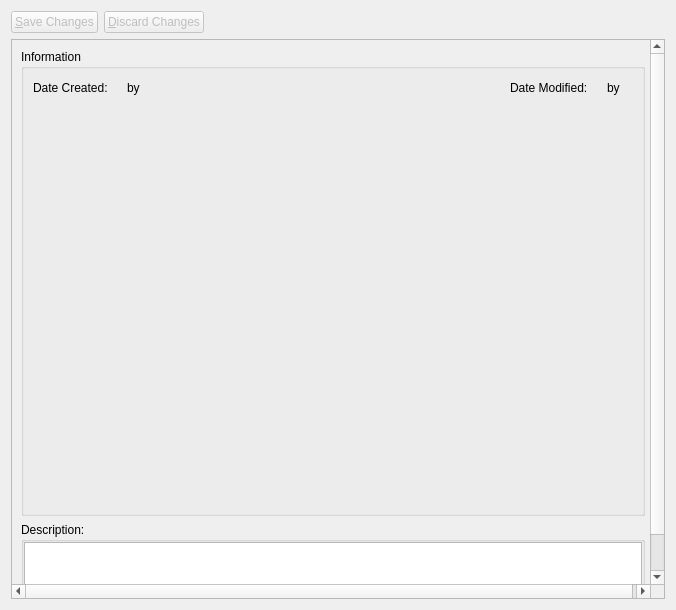
The window that client/src/details/detailswidget.ui (KDAB/FatCRM) describes before a commit, drawn with Qt 5.
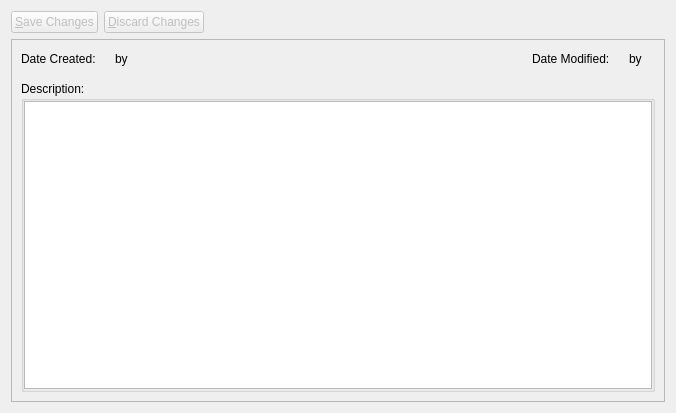
The same window after the commit.

Commit message:
use container widget for modified/created date+user
this allows to hide it when creating a new item
and it reduces the findChildren<> call to just
the interesting labels.

Patch:
```diff
--- a/client/src/details/detailswidget.ui
+++ b/client/src/details/detailswidget.ui
@@ -7,7 +7,7 @@
     <x>0</x>
     <y>0</y>
     <width>676</width>
-    <height>610</height>
+    <height>413</height>
    </rect>
   </property>
   <property name="windowTitle">
@@ -61,19 +61,23 @@
        <rect>
         <x>0</x>
         <y>0</y>
-        <width>647</width>
-        <height>578</height>
+        <width>662</width>
+        <height>370</height>
        </rect>
       </property>
       <layout class="QVBoxLayout" name="verticalLayout">
        <item>
-        <widget class="QGroupBox" name="informationGB">
-         <property name="title">
-          <string>Information</string>
-         </property>
-         <layout class="QGridLayout" name="gridLayout_2">
-          <item row="0" column="0" colspan="2">
+        <widget class="QWidget" name="informationGB" native="true">
+         <layout class="QVBoxLayout" name="verticalLayout_3">
+          <property name="margin">
+           <number>0</number>
+          </property>
+          <item>
+           <widget class="QWidget" name="createdModifiedContainer" native="true">
            <layout class="QHBoxLayout" name="horizontalLayout">
+             <property name="margin">
+              <number>0</number>
+             </property>
             <item>
              <widget class="QLabel" name="createdDateLabel">
               <property name="text">
@@ -132,27 +136,21 @@
              <widget class="QLabel" name="modifiedBy"/>
             </item>
            </layout>
-          </item>
-          <item row="1" column="0" colspan="2">
-           <widget class="QWidget" name="detailsContainer" native="true">
-            <property name="minimumSize">
-             <size>
-              <width>600</width>
-              <height>400</height>
-             </size>
-            </property>
            </widget>
           </item>
+          <item>
+           <widget class="QWidget" name="detailsContainer" native="true"/>
+          </item>
          </layout>
         </widget>
        </item>
        <item>
         <widget class="QGroupBox" name="descriptionBox">
-         <property name="maximumSize">
-          <size>
-           <width>16777215</width>
-           <height>151</height>
-          </size>
+         <property name="sizePolicy">
+          <sizepolicy hsizetype="Preferred" vsizetype="MinimumExpanding">
+           <horstretch>0</horstretch>
+           <verstretch>0</verstretch>
+          </sizepolicy>
          </property>
          <property name="title">
           <string>Description:</string>
@@ -168,7 +166,14 @@
            <number>0</number>
           </property>
           <item row="0" column="0">
-           <widget class="QTextEdit" name="description"/>
+           <widget class="QTextEdit" name="description">
+            <property name="minimumSize">
+             <size>
+              <width>0</width>
+              <height>200</height>
+             </size>
+            </property>
+           </widget>
           </item>
          </layout>
         </widget>
```
Lines whose indentation alone changed are shown as unchanged. The commit also changes 5 other files.
